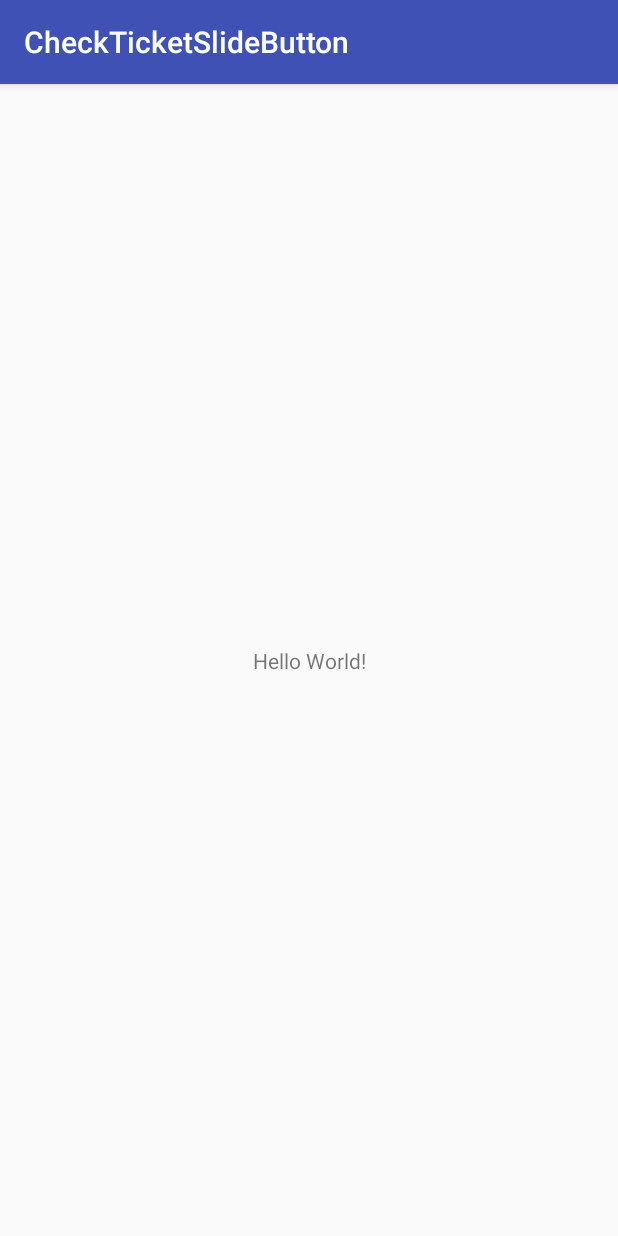
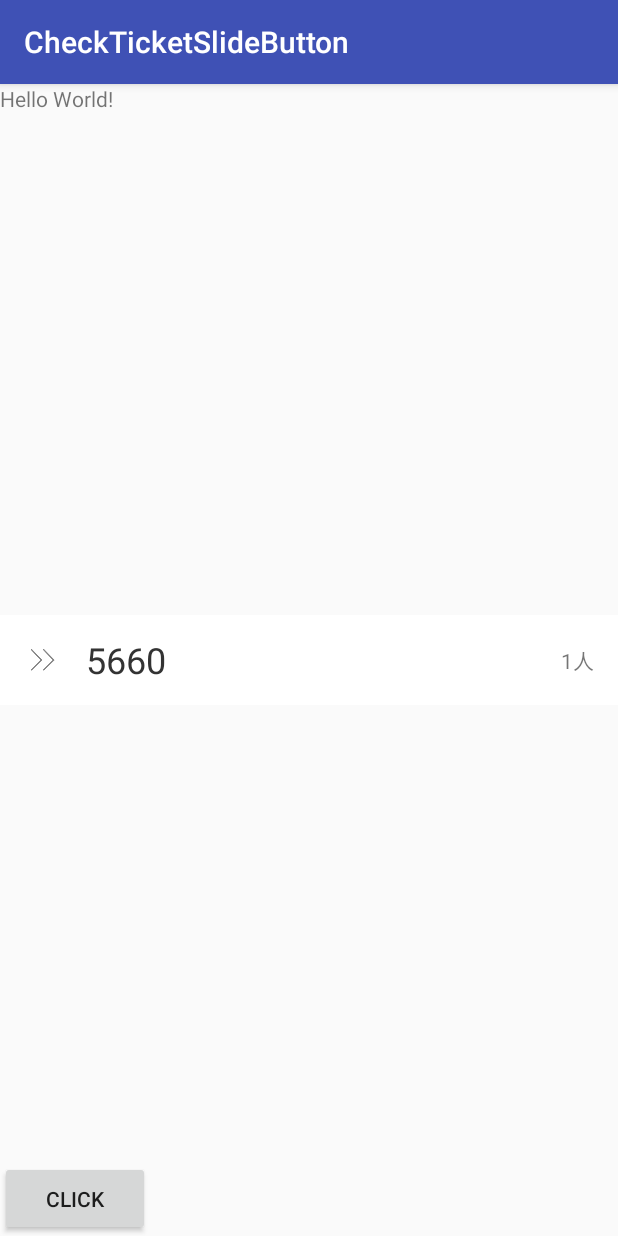
Before and after one commit to amylovesong/test_projects, an Android app: the screen it shows after launch (MainActivity), on a phone screen of 412 x 824 dp. Run offline under Robolectric (Android 15) with nearby library versions, the phone set to English and light mode, and no system bars.

Commit message:
Stop animation for touch down event or view detached from window

```diff
--- /dev/null
+++ b/CheckTicketSlideButton/app/src/main/java/com/sun/checkticketslidebutton/CheckTicketSlideView.java
@@ -0,0 +1,239 @@
+package com.sun.checkticketslidebutton;
+
+import android.animation.Animator;
+import android.animation.ObjectAnimator;
+import android.content.Context;
+import android.graphics.Color;
+import android.util.AttributeSet;
+import android.util.Log;
+import android.view.LayoutInflater;
+import android.view.MotionEvent;
+import android.view.View;
+import android.view.animation.Animation;
+import android.view.animation.AnimationUtils;
+import android.view.animation.AnticipateOvershootInterpolator;
+import android.widget.ImageView;
+import android.widget.RelativeLayout;
+import android.widget.TextView;
+
+import java.util.Locale;
+
+/**
+ * @author sxl  (sunxiaoling@didichuxing.com)
+ * @date 2017/3/16 18:14
+ */
+public class CheckTicketSlideView extends RelativeLayout {
+    private static final float SLIDE_DISTANCE_RATIO = 0.33f;
+
+    private View mRootView;
+    private View mForegroundView;
+    private View mBackgroundView;
+
+    private ImageView mForegroundIcon;
+    private ImageView mBackgroundIcon;
+    private TextView mPhoneNumberTextView;
+    private TextView mBackgroundText;
+
+    private int mStartX;
+    private int mCurX;
+    private int mDeltaX;
+
+    private boolean mInitialized = false;
+    private int mForegroundViewInitialX;
+    private int mForegroundViewWidth;
+    /**
+     * 滑动操作的结果：是否确认当前操作
+     */
+    private boolean mConfirmed = false;
+    /**
+     * 当前的验票状态
+     */
+    private boolean mChecked = false;
+
+    private Animator mForegroundViewAnimator;
+    private Animation mBackgroundIconInAnimation;
+
+    public CheckTicketSlideView(Context context) {
+        this(context, null);
+    }
+
+    public CheckTicketSlideView(Context context, AttributeSet attrs) {
+        super(context, attrs);
+
+        initView();
+        mBackgroundIconInAnimation = AnimationUtils.loadAnimation(context, R.anim.sofa_check_ticket_background_check_icon_in);
+        mBackgroundIconInAnimation.setInterpolator(new AnticipateOvershootInterpolator());
+
+    }
+
+    private void initView() {
+        this.mRootView = LayoutInflater.from(getContext()).inflate(R.layout.checkticket_slide_view, this);
+        this.mForegroundView = this.mRootView.findViewById(R.id.layout_foreground_view);
+        this.mBackgroundView = this.mRootView.findViewById(R.id.layout_background_view);
+
+        this.mForegroundIcon = (ImageView) this.mRootView.findViewById(R.id.layout_foreground_icon);
+        this.mBackgroundIcon = (ImageView) this.mRootView.findViewById(R.id.layout_background_icon);
+        this.mPhoneNumberTextView = (TextView) this.mRootView.findViewById(R.id.tv_phone_number);
+        this.mBackgroundText = (TextView) this.mRootView.findViewById(R.id.layout_background_text);
+    }
+
+    @Override
+    public boolean onTouchEvent(MotionEvent event) {
+//        logMessage("onTouchEvent event: " + event);
+//        logMessage(String.format(Locale.getDefault(),
+//                "onTouchEvent x: %f, y: %f, rawX: %f, rawY: %f", event.getX(), event.getY(), event.getRawX(), event.getRawY()));
+        mCurX = (int) event.getX();
+        switch (event.getAction()) {
+            case MotionEvent.ACTION_DOWN:
+                endForegroundViewAnimationIfNecessary("onTouchEvent ACTION_DOWN");
+                mStartX = (int) event.getX();
+                startBackgroundIconAnimation();
+                break;
+            case MotionEvent.ACTION_MOVE:
+                mDeltaX = mCurX - mStartX;
+                logMessage(String.format(Locale.getDefault(), "onTouchEvent ACTION_MOVE mStartX: %d mCurX: %d mDeltaX: %d", mStartX, mCurX, mDeltaX));
+                // TODO: 2017/3/17 先向左再向右滑动时，从向右滑动开始的那一刻更新mStartX
+                if (mDeltaX > 0) {
+                    mForegroundView.setX(mDeltaX);
+                    logMessage(String.format(Locale.getDefault(), "onTouchEvent ACTION_MOVE after mForegroundView.getX(): %f", mForegroundView.getX()));
+                }
+                // 滑动过程中，当滑动距离达到阈值时，就认为确认操作，不需要等到ACTION_UP
+                if (mForegroundView.getX() >= SLIDE_DISTANCE_RATIO * mForegroundViewWidth) {
+                    if (!mConfirmed) {
+                        mConfirmed = true;
+                        updateForegroundViewStateOnSlide();
+                    }
+                }
+                break;
+            case MotionEvent.ACTION_UP:
+                logMessage("onTouchEvent ACTION_UP mConfirmed: " + mConfirmed);
+                if (mConfirmed) {
+                    updateForegroundViewByCheckedState(!mChecked);
+                }
+                mForegroundViewAnimator = ObjectAnimator.ofFloat(mForegroundView, "X", mForegroundView.getX(), mForegroundViewInitialX);
+                mForegroundViewAnimator.setDuration(2000);
+                mForegroundViewAnimator.addListener(new Animator.AnimatorListener() {
+                    @Override
+                    public void onAnimationStart(Animator animation) {
+                        logMessage("ACTION_UP mForegroundViewAnimator onAnimationStart[" + animation + "]");
+                    }
+
+                    @Override
+                    public void onAnimationEnd(Animator animation) {
+                        logMessage("ACTION_UP mForegroundViewAnimator onAnimationEnd[" + animation + "]"
+                                + " mForegroundView.getX(): " + mForegroundView.getX());
+                        // 根据滑动距离得到的确认状态更新前景view
+                        if (mConfirmed) {
+                            setChecked(!mChecked);
+                            mConfirmed = false;
+                        }
+                    }
+
+                    @Override
+                    public void onAnimationCancel(Animator animation) {
+
+                    }
+
+                    @Override
+                    public void onAnimationRepeat(Animator animation) {
+
+                    }
+                });
+                mForegroundViewAnimator.start();
+                break;
+        }
+        return true;
+    }
+
+    private void endForegroundViewAnimationIfNecessary(final String source) {
+        boolean isForegroundViewAnimatorRunning = mForegroundViewAnimator != null && mForegroundViewAnimator.isRunning();
+        logMessage("["+ source + "]endForegroundViewAnimationIfNecessary mForegroundViewAnimator.isRunning(): " + isForegroundViewAnimatorRunning);
+        if (isForegroundViewAnimatorRunning) {
+            mForegroundViewAnimator.end();
+        }
+    }
+
+    /**
+     * 滑动时，当满足确认操作条件时，更新前景View
+     * 如果当前checked=true，表示即将取消勾选
+     * 否则，表示即将勾选
+     */
+    private void updateForegroundViewStateOnSlide() {
+        mForegroundView.setBackgroundColor(Color.TRANSPARENT);
+        mPhoneNumberTextView.setTextColor(Color.WHITE);
+        mForegroundIcon.setVisibility(INVISIBLE);
+    }
+
+    private void updateViewByCheckedState(final boolean checked) {
+        updateForegroundViewByCheckedState(checked);
+        updateBackgroundViewByCheckedState(checked);
+    }
+
+    private void updateForegroundViewByCheckedState(final boolean checked) {
+        logMessage("updateForegroundView mChecked: " + mChecked + " new Checked: " + checked);
+        mForegroundView.setBackgroundColor(Color.WHITE);
+        mForegroundIcon.setVisibility(VISIBLE);
+        if (checked) {
+            mForegroundIcon.setImageResource(R.drawable.sofa_ticket_ic_checked);
+            mPhoneNumberTextView.setTextColor(getResources().getColor(R.color.provider_color_orange));
+            // TODO: 2017/3/17 补票View
+        } else {
+            mForegroundIcon.setImageResource(R.drawable.sofa_ticket_ic_unchekced);
+            mPhoneNumberTextView.setTextColor(getResources().getColor(R.color.provider_color_font_33));
+            // TODO: 2017/3/17 补票View
+        }
+    }
+
+    private void updateBackgroundViewByCheckedState(boolean checked) {
+        logMessage("updateBackgroundView mChecked: " + mChecked + " new Checked: " + checked);
+        if (checked) {
+            // 背景色
+            mBackgroundView.setBackgroundColor(getResources().getColor(R.color.provider_color_f1594e));
+            mBackgroundIcon.setImageResource(R.drawable.sofa_ticket_ic_unchecking);
+            mBackgroundText.setText("已取消");
+        } else {
+            mBackgroundView.setBackgroundColor(getResources().getColor(R.color.provider_color_orange));
+            mBackgroundIcon.setImageResource(R.drawable.sofa_ticket_ic_checking);
+            mBackgroundText.setText("已上车");
+        }
+    }
+
+    @Override
+    protected void onLayout(boolean changed, int l, int t, int r, int b) {
+        super.onLayout(changed, l, t, r, b);
+        logMessage("onLayout mInitialized: " + mInitialized
+                + " mForegroundViewInitialX: " + mForegroundViewInitialX
+                + " mForegroundView.getX(): " + mForegroundView.getX()
+                + " mForegroundView.getWidth(): " + mForegroundView.getWidth());
+        if (!this.mInitialized) {
+            this.mForegroundViewInitialX = (int) mForegroundView.getX();
+            this.mForegroundViewWidth = mForegroundView.getWidth();
+            this.mInitialized = true;
+        }
+    }
+
+    @Override
+    protected void onDetachedFromWindow() {
+        super.onDetachedFromWindow();
+        endForegroundViewAnimationIfNecessary("onDetachedFromWindow");
+        mBackgroundIconInAnimation.cancel();
+    }
+
+    public void startBackgroundIconAnimation() {
+        mBackgroundIcon.startAnimation(mBackgroundIconInAnimation);
+    }
+
+    public void setPhoneNumber(final CharSequence text) {
+        this.mPhoneNumberTextView.setText(text);
+    }
+
+    public void setChecked(final boolean checked) {
+        logMessage("setChecked: " + checked);
+        this.mChecked = checked;
+        updateViewByCheckedState(checked);
+    }
+
+    private void logMessage(final String message) {
+        Log.d("CheckTicketSlideView", message);
+    }
+}
--- a/CheckTicketSlideButton/app/src/main/java/com/sun/checkticketslidebutton/MainActivity.java
+++ b/CheckTicketSlideButton/app/src/main/java/com/sun/checkticketslidebutton/MainActivity.java
@@ -2,12 +2,24 @@ package com.sun.checkticketslidebutton;
 
 import android.support.v7.app.AppCompatActivity;
 import android.os.Bundle;
+import android.view.View;
 
-public class MainActivity extends AppCompatActivity {
+public class MainActivity extends AppCompatActivity implements View.OnClickListener {
+    private CheckTicketSlideView checkTicketSlideView;
 
     @Override
     protected void onCreate(Bundle savedInstanceState) {
         super.onCreate(savedInstanceState);
         setContentView(R.layout.activity_main);
+
+        checkTicketSlideView = (CheckTicketSlideView) findViewById(R.id.check_ticket_slide_view);
+        checkTicketSlideView.setChecked(false);
+
+        findViewById(R.id.btn_click).setOnClickListener(this);
+    }
+
+    @Override
+    public void onClick(View v) {
+        checkTicketSlideView.startBackgroundIconAnimation();
     }
 }
--- a/CheckTicketSlideButton/app/src/main/res/layout/activity_main.xml
+++ b/CheckTicketSlideButton/app/src/main/res/layout/activity_main.xml
@@ -1,5 +1,5 @@
 <?xml version="1.0" encoding="utf-8"?>
-<android.support.constraint.ConstraintLayout xmlns:android="http://schemas.android.com/apk/res/android"
+<RelativeLayout xmlns:android="http://schemas.android.com/apk/res/android"
     xmlns:app="http://schemas.android.com/apk/res-auto"
     xmlns:tools="http://schemas.android.com/tools"
     android:layout_width="match_parent"
@@ -15,4 +15,17 @@
         app:layout_constraintRight_toRightOf="parent"
         app:layout_constraintTop_toTopOf="parent" />
 
-</android.support.constraint.ConstraintLayout>
+    <com.sun.checkticketslidebutton.CheckTicketSlideView
+        android:id="@+id/check_ticket_slide_view"
+        android:layout_width="match_parent"
+        android:layout_height="@dimen/provider_60dp"
+        android:layout_centerVertical="true"/>
+
+    <Button
+        android:id="@+id/btn_click"
+        android:layout_width="@dimen/provider_100dp"
+        android:layout_height="@dimen/provider_50dp"
+        android:layout_alignParentBottom="true"
+        android:text="Click"/>
+
+</RelativeLayout>
--- /dev/null
+++ b/CheckTicketSlideButton/app/src/main/res/layout/checkticket_slide_view.xml
@@ -0,0 +1,74 @@
+<?xml version="1.0" encoding="utf-8"?>
+<RelativeLayout xmlns:android="http://schemas.android.com/apk/res/android"
+    xmlns:tools="http://schemas.android.com/tools"
+    android:layout_width="match_parent"
+    android:layout_height="@dimen/provider_60dp">
+
+    <RelativeLayout
+        android:id="@+id/layout_background_view"
+        android:layout_width="match_parent"
+        android:layout_height="match_parent"
+        android:background="@color/provider_color_orange"
+        android:visibility="visible"
+        android:paddingLeft="@dimen/provider_26dp"
+        android:paddingRight="@dimen/provider_16dp">
+
+        <ImageView
+            android:id="@+id/layout_background_icon"
+            android:layout_width="@dimen/provider_25dp"
+            android:layout_height="@dimen/provider_25dp"
+            android:layout_centerVertical="true"
+            android:src="@drawable/sofa_ticket_ic_checking"/>
+
+        <TextView
+            android:id="@+id/layout_background_text"
+            android:layout_width="wrap_content"
+            android:layout_height="wrap_content"
+            android:layout_toRightOf="@id/layout_background_icon"
+            android:layout_centerVertical="true"
+            android:layout_marginLeft="@dimen/provider_10dp"
+            android:textSize="@dimen/provider_font_size_14"
+            android:textColor="@android:color/white"
+            tools:text="已上车"/>
+
+    </RelativeLayout>
+
+    <RelativeLayout
+        android:id="@+id/layout_foreground_view"
+        android:layout_width="match_parent"
+        android:layout_height="match_parent"
+        android:visibility="visible"
+        android:paddingLeft="@dimen/provider_16dp"
+        android:paddingRight="@dimen/provider_16dp"
+        android:background="@android:color/white">
+
+        <ImageView
+            android:id="@+id/layout_foreground_icon"
+            android:layout_width="@dimen/provider_25dp"
+            android:layout_height="@dimen/provider_25dp"
+            android:layout_centerVertical="true"
+            android:src="@drawable/sofa_ticket_ic_unchekced"
+            android:scaleType="center"/>
+
+        <TextView
+            android:id="@+id/tv_phone_number"
+            android:layout_width="wrap_content"
+            android:layout_height="wrap_content"
+            android:layout_toRightOf="@id/layout_foreground_icon"
+            android:layout_marginLeft="@dimen/provider_16dp"
+            android:layout_centerVertical="true"
+            android:textSize="@dimen/provider_font_size_24"
+            android:textColor="@color/provider_color_font_33"
+            android:text="5660"/>
+
+        <!-- 需要被替换成原有补票view -->
+        <TextView
+            android:layout_width="wrap_content"
+            android:layout_height="wrap_content"
+            android:layout_alignParentRight="true"
+            android:layout_centerVertical="true"
+            android:text="1人"/>
+
+    </RelativeLayout>
+
+</RelativeLayout>
```
Also changed, not shown: CheckTicketSlideButton/app/src/main/res/anim/sofa_check_ticket_background_check_icon_in.xml (added, +14 -0 lines), CheckTicketSlideButton/app/src/main/res/values/colors.xml (+65 -0 lines), CheckTicketSlideButton/app/src/main/res/values/dimens.xml (added, +173 -0 lines), CheckTicketSlideButton/app/src/main/res/drawable-xxhdpi/sofa_ticket_ic_checked.png (added), CheckTicketSlideButton/app/src/main/res/drawable-xxhdpi/sofa_ticket_ic_checking.png (added), CheckTicketSlideButton/app/src/main/res/drawable-xxhdpi/sofa_ticket_ic_unchecking.png (added), CheckTicketSlideButton/app/src/main/res/drawable-xxhdpi/sofa_ticket_ic_unchekced.png (added).
